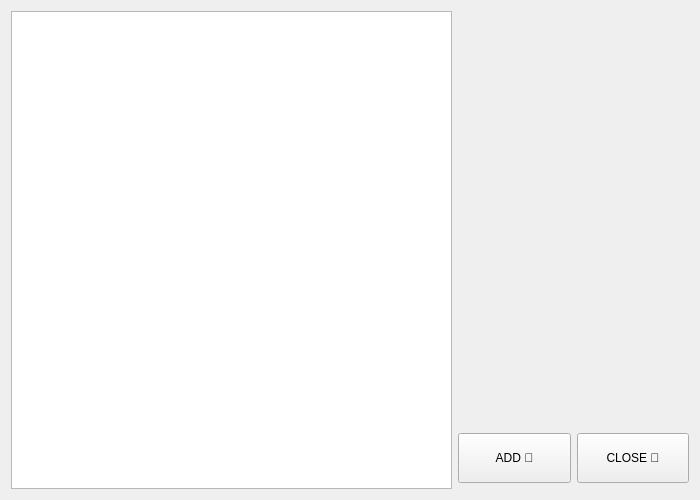
The window that Chat-Application/contact.ui (verina101/Chat-Application) describes before a commit, drawn with Qt 5.
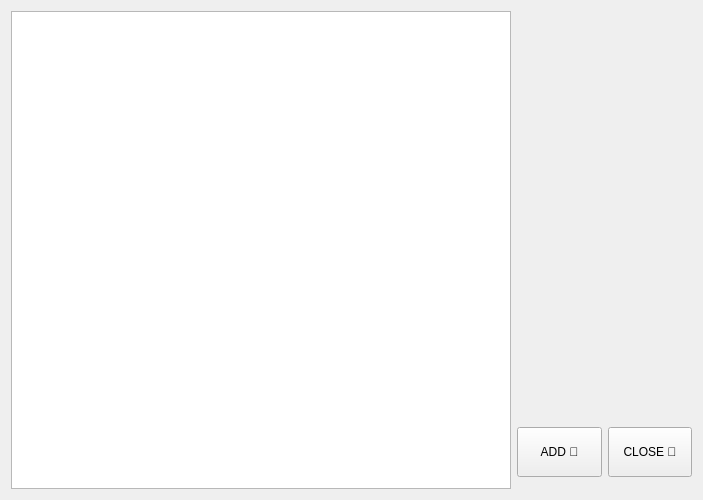
The same window after the commit. Icons and pictures are not drawn.

```diff
--- a/Chat-Application/contact.ui
+++ b/Chat-Application/contact.ui
@@ -28,24 +28,55 @@
   <layout class="QHBoxLayout" name="horizontalLayout_2">
    <item>
     <widget class="QListWidget" name="listWidget">
-     <property name="maximumSize">
+     <property name="minimumSize">
       <size>
        <width>500</width>
+       <height>0</height>
+      </size>
+     </property>
+     <property name="maximumSize">
+      <size>
+       <width>600</width>
        <height>16777215</height>
       </size>
      </property>
+     <property name="styleSheet">
+      <string notr="true">background:url(&quot;background2.png&quot;);</string>
+     </property>
     </widget>
    </item>
+   <item>
+    <spacer name="horizontalSpacer">
+     <property name="orientation">
+      <enum>Qt::Horizontal</enum>
+     </property>
+     <property name="sizeHint" stdset="0">
+      <size>
+       <width>40</width>
+       <height>20</height>
+      </size>
+     </property>
+    </spacer>
+   </item>
    <item>
     <layout class="QVBoxLayout" name="verticalLayout">
+     <property name="bottomMargin">
+      <number>6</number>
+     </property>
      <item>
       <widget class="QLabel" name="label">
        <property name="minimumSize">
         <size>
-         <width>231</width>
+         <width>175</width>
          <height>400</height>
         </size>
        </property>
+       <property name="maximumSize">
+        <size>
+         <width>16777215</width>
+         <height>16777215</height>
+        </size>
+       </property>
        <property name="text">
         <string/>
        </property>
@@ -73,7 +104,7 @@
         <widget class="QPushButton" name="pushButton_2">
          <property name="minimumSize">
           <size>
-           <width>0</width>
+           <width>50</width>
            <height>50</height>
           </size>
          </property>
@@ -86,7 +117,7 @@
         <widget class="QPushButton" name="pushButton">
          <property name="minimumSize">
           <size>
-           <width>0</width>
+           <width>50</width>
            <height>50</height>
           </size>
          </property>
```
